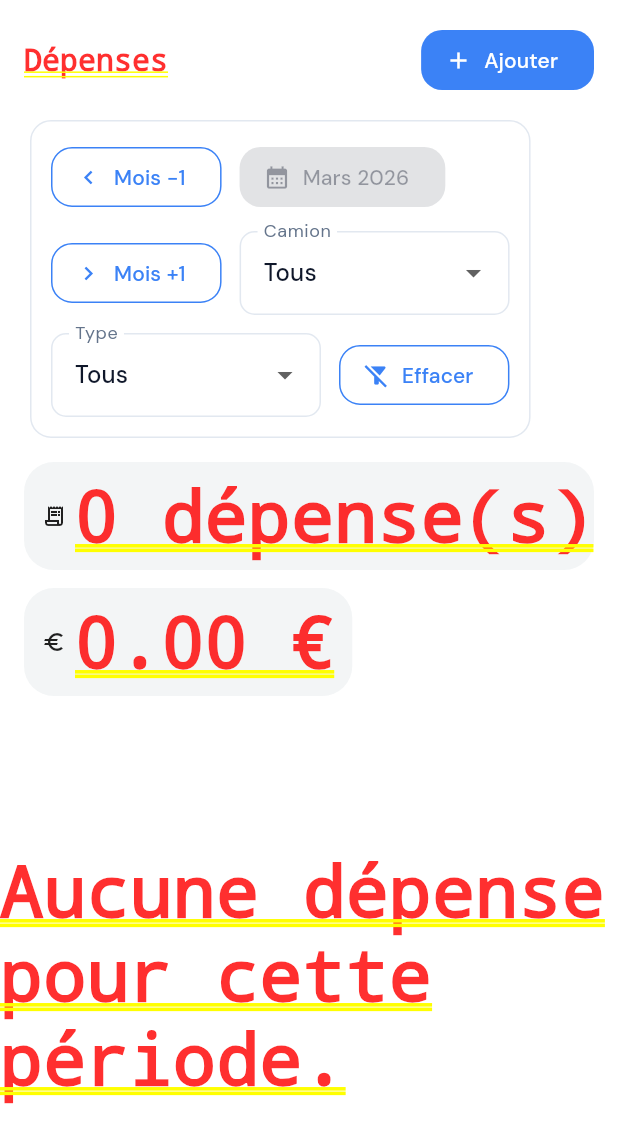
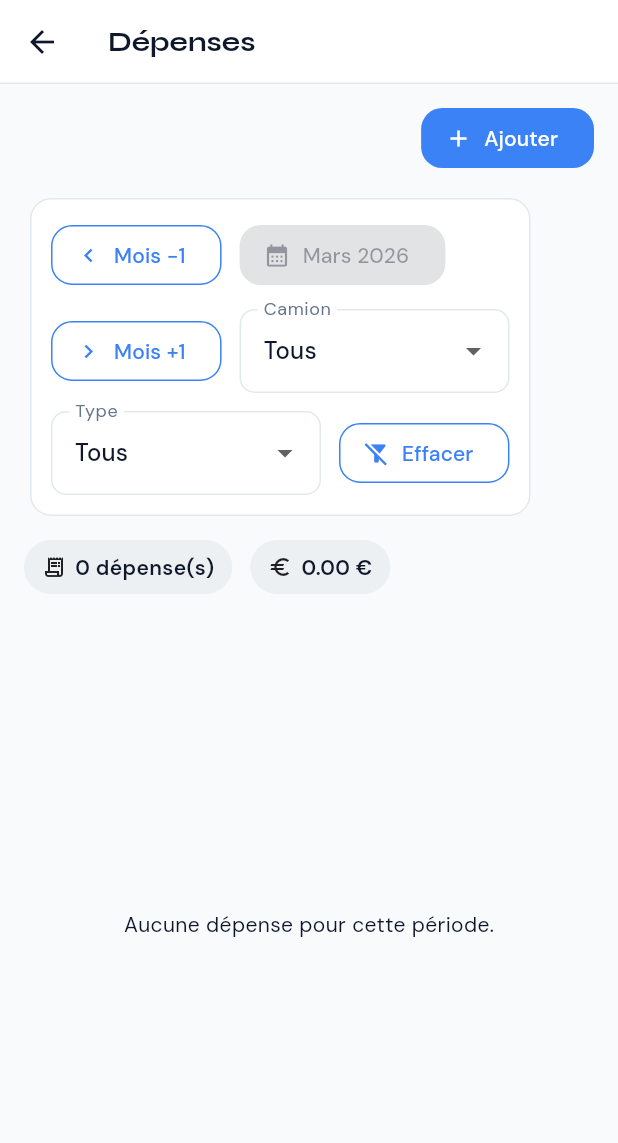
Before and after one commit to contactsmargroupe-13/FleetPilot, a Flutter app: the ManagerShell screen opened directly, in the side drawer, after a tap on "Dépenses", on a phone screen of 412 x 824 dp. Shown: the top 1143 px of the screen. Run offline on Flutter 3.47's test engine with Material 3 defaults, Android fonts, the phone set to English and light mode, and no system bars; our stand-ins replace file_picker, flutter_riverpod, flutter_secure_storage, geolocator, google_fonts, image_picker and 5 more; accounts and stored records are empty.

Commit message:
Fix navigation: Scaffold/AppBar cohérents sur toutes les pages drawer
- Chauffeurs: AppBar ajouté dans le Scaffold interne (plus de double wrapper)
- Dépenses: titre doublon retiré (AppBar du wrapper suffit)
- Facturation: titre doublon retiré + wrapper Scaffold ajouté
- Paramètres: wrapper Scaffold ajouté
- Pattern cohérent: pages avec Scaffold → push direct, pages sans → wrapper

Co-Authored-By: Claude Opus 4.6 (1M context) <noreply@anthropic.com>

```diff
--- a/fleetpilot_app/lib/screens/manager_drivers.dart
+++ b/fleetpilot_app/lib/screens/manager_drivers.dart
@@ -104,6 +104,7 @@ class _ManagerDriversPageState extends ConsumerState<ManagerDriversPage> {
           a.name.toLowerCase().compareTo(b.name.toLowerCase()));
 
     return Scaffold(
+      appBar: AppBar(title: const Text('Chauffeurs')),
       floatingActionButton: FloatingActionButton.extended(
         onPressed: () => _openDriverPage(null),
         icon: const Icon(Icons.add),
--- a/fleetpilot_app/lib/screens/manager_expenses.dart
+++ b/fleetpilot_app/lib/screens/manager_expenses.dart
@@ -103,14 +103,10 @@ class _ManagerExpensesPageState extends ConsumerState<ManagerExpensesPage> {
       crossAxisAlignment: CrossAxisAlignment.start,
       children: [
         Padding(
-          padding: const EdgeInsets.fromLTRB(16, 16, 16, 0),
+          padding: const EdgeInsets.fromLTRB(16, 12, 16, 0),
           child: Row(
             children: [
-              const Expanded(
-                child: Text('Dépenses',
-                    style: TextStyle(
-                        fontSize: 20, fontWeight: FontWeight.w800)),
-              ),
+              const Spacer(),
               FilledButton.icon(
                 onPressed: _addExpense,
                 icon: const Icon(Icons.add),
```
Also changed, not shown: fleetpilot_app/lib/screens/manager_billing.dart (+6 -11 lines), fleetpilot_app/lib/screens/manager_dashboard.dart (+13 -7 lines).
